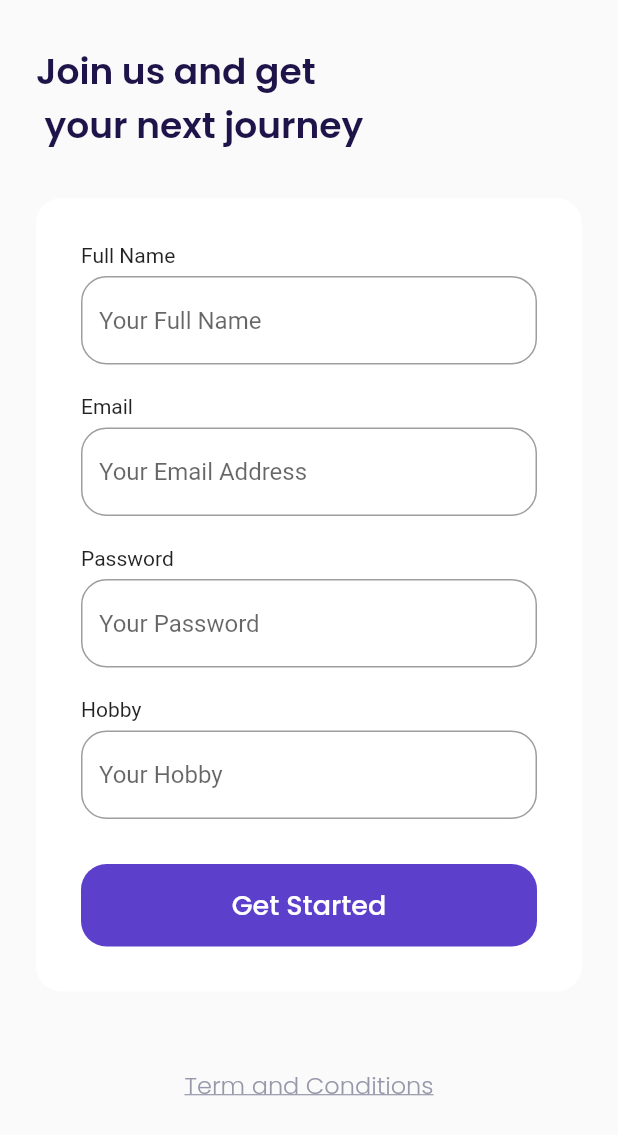
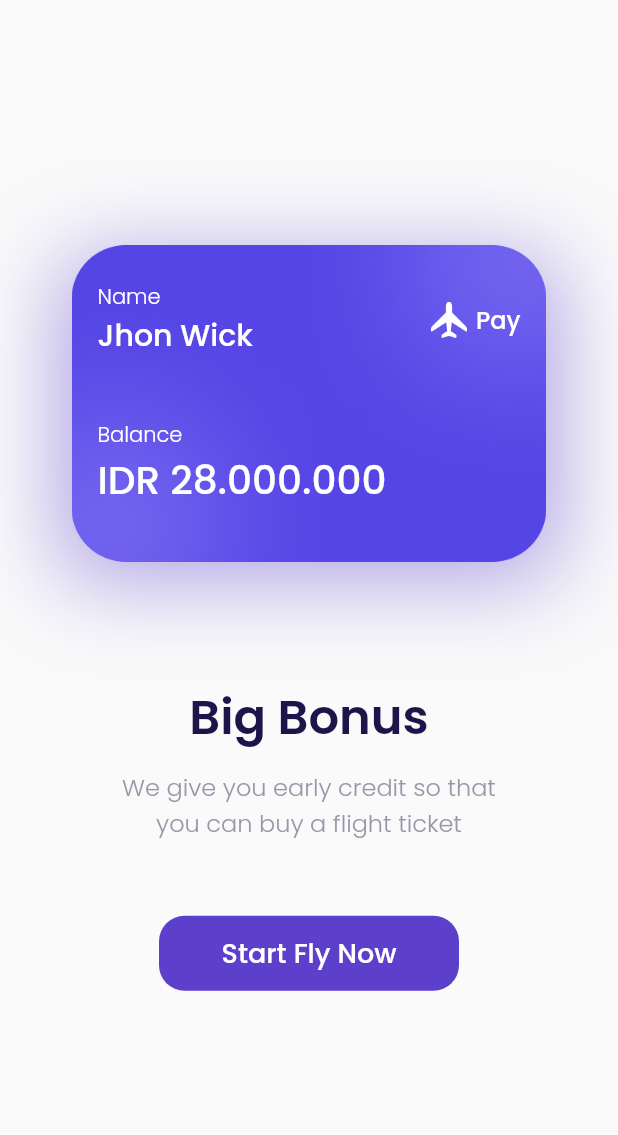
Before and after one commit to aldhykohar/airplane-app, a Flutter app: the SignUpPage screen opened by its route, after a tap on "Get Started", on a phone screen of 412 x 824 dp. Shown: the top 1135 px of the screen. Run offline on Flutter 3.47's test engine with Material 2 defaults, Android fonts, the phone set to English and light mode, and no system bars; our stand-ins replace google_fonts.

Commit message:
:zap: create ui bonus

```diff
--- a/lib/main.dart
+++ b/lib/main.dart
@@ -1,3 +1,4 @@
+import 'package:airplane/ui/pages/bonus_page.dart';
 import 'package:airplane/ui/pages/get_started_page.dart';
 import 'package:airplane/ui/pages/sign_up_page.dart';
 import 'package:airplane/ui/pages/splash_page.dart';
@@ -17,6 +18,7 @@ class MyApp extends StatelessWidget {
         '/splash': (context) => SplashPage(),
         '/get-started': (context) => GetStartedPage(),
         '/sign-up': (context) => SignUpPage(),
+        '/bonus': (context) => BonusPage(),
       },
     );
   }
--- a/lib/shared/theme.dart
+++ b/lib/shared/theme.dart
@@ -1,5 +1,3 @@
-import 'dart:ffi';
-
 import 'package:flutter/material.dart';
 import 'package:google_fonts/google_fonts.dart';
 
--- /dev/null
+++ b/lib/ui/pages/bonus_page.dart
@@ -0,0 +1,146 @@
+import 'package:airplane/shared/theme.dart';
+import 'package:flutter/cupertino.dart';
+import 'package:flutter/material.dart';
+
+class BonusPage extends StatelessWidget {
+  const BonusPage({Key? key}) : super(key: key);
+
+  Widget bonusCard() {
+    return Container(
+      width: 330,
+      height: 211,
+      padding: EdgeInsets.all(24),
+      decoration: BoxDecoration(
+        image: DecorationImage(image: AssetImage('assets/image_card.png')),
+        boxShadow: [
+          BoxShadow(
+            color: kPrimaryColor.withOpacity(0.5),
+            blurRadius: 50,
+            offset: Offset(0, 10),
+          ),
+        ],
+      ),
+      child: Column(
+        crossAxisAlignment: CrossAxisAlignment.start,
+        children: [
+          Row(
+            children: [
+              Expanded(
+                child: Column(
+                  crossAxisAlignment: CrossAxisAlignment.start,
+                  children: [
+                    Text(
+                      'Name',
+                      style: whiteTextStyle.copyWith(fontWeight: light),
+                    ),
+                    Text(
+                      'Jhon Wick',
+                      style: whiteTextStyle.copyWith(
+                        fontWeight: medium,
+                        fontSize: 20,
+                      ),
+                      overflow: TextOverflow.ellipsis,
+                    )
+                  ],
+                ),
+              ),
+              Container(
+                width: 24,
+                height: 24,
+                margin: EdgeInsets.only(right: 6),
+                decoration: BoxDecoration(
+                    image: DecorationImage(
+                        image: AssetImage('assets/icon_plan.png'))),
+              ),
+              Text(
+                'Pay',
+                style: whiteTextStyle.copyWith(
+                  fontSize: 16,
+                  fontWeight: medium,
+                ),
+              )
+            ],
+          ),
+          SizedBox(
+            height: 41,
+          ),
+          Text(
+            'Balance',
+            style: whiteTextStyle.copyWith(fontSize: 14, fontWeight: light),
+          ),
+          Text(
+            'IDR 28.000.000',
+            style: whiteTextStyle.copyWith(
+              fontSize: 26,
+              fontWeight: medium,
+            ),
+          ),
+        ],
+      ),
+    );
+  }
+
+  Widget title() {
+    return Container(
+      margin: EdgeInsets.only(top: 80),
+      child: Text(
+        'Big Bonus',
+        style: blackTextStyle.copyWith(
+          fontSize: 32,
+          fontWeight: semiBold,
+        ),
+      ),
+    );
+  }
+
+  Widget subtitle() {
+    return Container(
+      margin: EdgeInsets.only(top: 10),
+      child: Text(
+        'We give you early credit so that \nyou can buy a flight ticket',
+        style: greyTextStyle.copyWith(
+          fontSize: 16,
+          fontWeight: light,
+        ),
+        textAlign: TextAlign.center,
+      ),
+    );
+  }
+
+  Widget startButton() {
+    return Container(
+      margin: EdgeInsets.only(top: 50),
+      width: 200,
+      height: 50,
+      child: TextButton(
+        onPressed: () {},
+        style: TextButton.styleFrom(
+          backgroundColor: kPrimaryColor,
+          shape: RoundedRectangleBorder(
+            borderRadius: BorderRadius.circular(defaultRadius),
+          ),
+        ),
+        child: Text(
+          'Start Fly Now',
+          style: whiteTextStyle.copyWith(
+            fontSize: 18,
+            fontWeight: medium,
+          ),
+        ),
+      ),
+    );
+  }
+
+  @override
+  Widget build(BuildContext context) {
+    return Scaffold(
+      backgroundColor: kBackgroundColor,
+      body: Center(
+        child: Column(
+          mainAxisAlignment: MainAxisAlignment.center,
+          children: [bonusCard(), title(), subtitle(), startButton()],
+        ),
+      ),
+    );
+  }
+}
--- a/lib/ui/pages/sign_up_page.dart
+++ b/lib/ui/pages/sign_up_page.dart
@@ -155,7 +155,9 @@ class SignUpPage extends StatelessWidget {
           width: double.infinity,
           height: 55,
           child: TextButton(
-            onPressed: () {},
+            onPressed: () {
+              Navigator.pushNamed(context, '/bonus');
+            },
             style: TextButton.styleFrom(
               backgroundColor: kPrimaryColor,
               shape: RoundedRectangleBorder(
```
